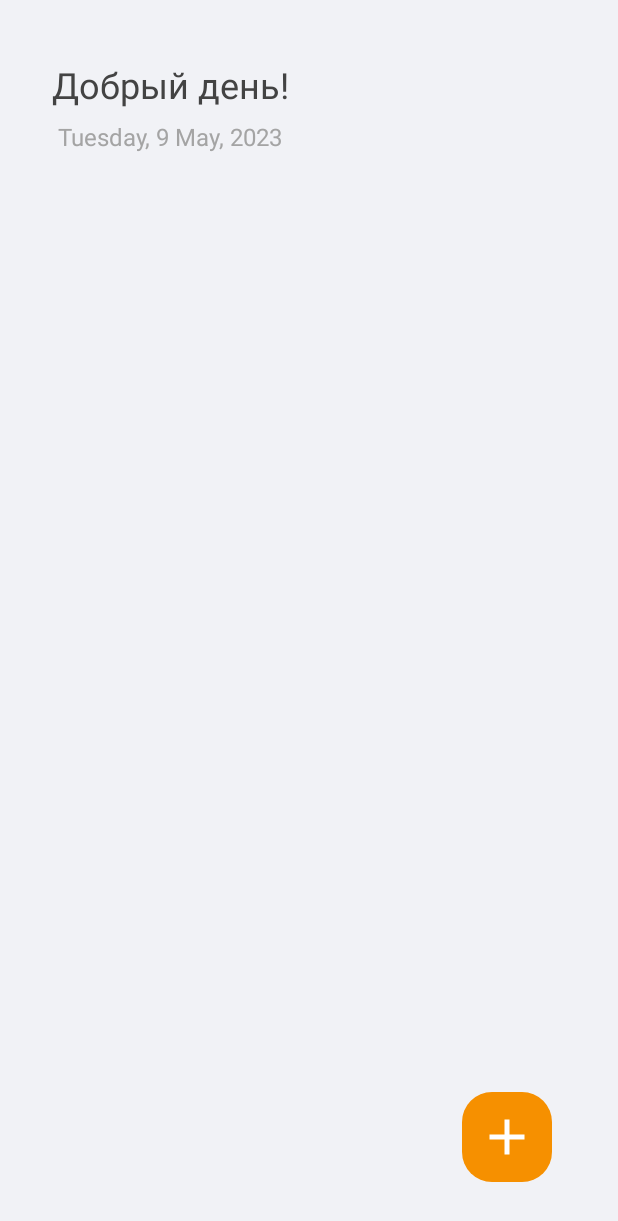
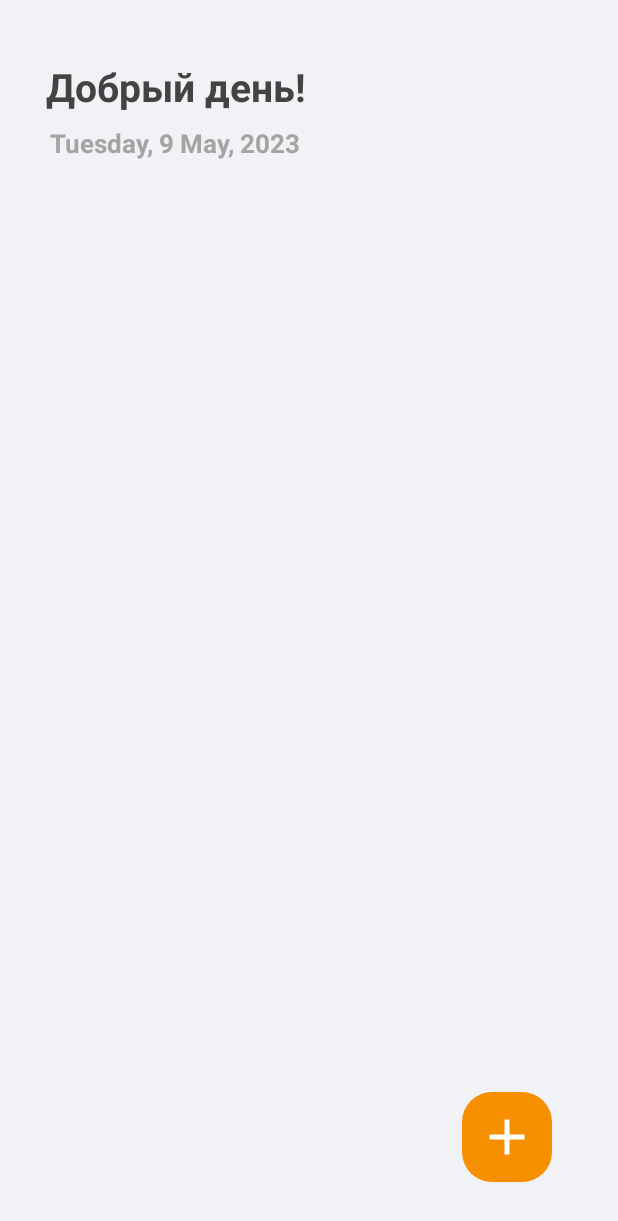
Before and after one commit to AlexValue/Goally, an Android app: the screen it shows after launch (MainActivity), on a phone screen of 412 x 824 dp. Shown: the top 1221 px of the screen. Run offline under Robolectric (Android 15) with nearby library versions, the phone set to English and light mode, and no system bars; our stand-ins replace Room's generated code.

Commit message:
Вёрстка main activity

```diff
--- a/app/build.gradle
+++ b/app/build.gradle
@@ -13,7 +13,7 @@ android {
         minSdk 27
         targetSdk 33
         versionCode 3
-        versionName "1.3.3"
+        versionName "1.3.4"
 
         testInstrumentationRunner "androidx.test.runner.AndroidJUnitRunner"
     }
--- a/app/src/main/java/com/example/mygoallyapp/MainActivity.kt
+++ b/app/src/main/java/com/example/mygoallyapp/MainActivity.kt
@@ -77,9 +77,9 @@ class MainActivity : AppCompatActivity() {
                     textView.setTextColor(Color.BLACK)
                     textView.setPadding(
                         dpToPx(16f, context),
-                        dpToPx(8f, context),
                         dpToPx(16f, context),
-                        dpToPx(8f, context)
+                        dpToPx(16f, context),
+                        dpToPx(16f, context)
                     )
                     textView.setOnClickListener {
                         val intent = Intent(context, GoalView::class.java)
--- a/app/src/main/res/drawable/goal_item_background.xml
+++ b/app/src/main/res/drawable/goal_item_background.xml
@@ -1,5 +1,5 @@
 <?xml version="1.0" encoding="utf-8"?>
 <shape xmlns:android="http://schemas.android.com/apk/res/android">
     <solid android:color="#FFFFFF" />
-    <corners android:radius="10dp" />
+    <corners android:radius="14dp" />
 </shape>
--- a/app/src/main/res/layout/activity_main.xml
+++ b/app/src/main/res/layout/activity_main.xml
@@ -9,26 +9,34 @@
 
     <TextView
         android:id="@+id/goals"
-        android:layout_width="167dp"
-        android:layout_height="32dp"
+        android:layout_width="wrap_content"
+        android:layout_height="wrap_content"
         android:layout_marginStart="30dp"
         android:layout_marginTop="40dp"
         android:gravity="center"
         android:text="@string/Hello"
         android:textColor="#434343"
-        android:textSize="24sp"
+        android:textSize="26sp"
+        android:fontFamily="sans-serif"
+        android:textStyle="bold"
         app:layout_constraintStart_toStartOf="parent"
         app:layout_constraintTop_toTopOf="parent" />
+
+
 
     <TextView
         android:id="@+id/current_date_text_view"
         android:layout_width="wrap_content"
         android:layout_height="wrap_content"
+        android:layout_marginStart="30dp"
         android:layout_marginTop="8dp"
         android:textColor="#A4A4A4"
-        android:textSize="16sp"
+        android:textSize="17sp"
+        android:fontFamily="sans-serif"
+        android:textStyle="bold"
+        android:gravity="start"
         app:layout_constraintEnd_toEndOf="@+id/goals"
-        app:layout_constraintStart_toStartOf="@+id/goals"
+        app:layout_constraintStart_toStartOf="parent"
         app:layout_constraintTop_toBottomOf="@+id/goals" />
 
 
```
